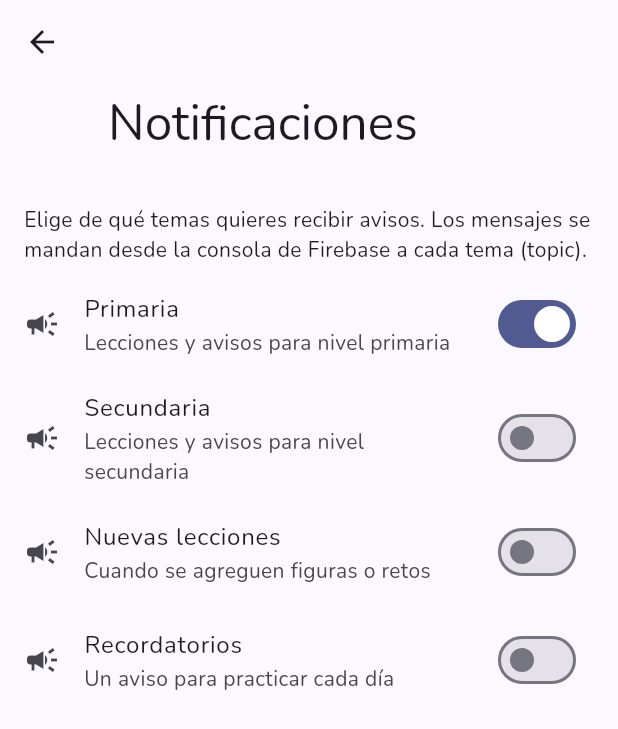
After one commit to Roque200/Proyecto-Final, a Flutter app: the NotificacionesScreen screen opened by its route, after a tap on "Primaria", on a phone screen of 412 x 824 dp. The commit adds this screen. Shown: the top 729 px of the screen. Run offline on Flutter 3.47's test engine with Material 3 defaults, Android fonts, the phone set to English and light mode, and no system bars; our stand-ins replace cached_network_image, cloud_firestore, firebase_auth, firebase_core, firebase_messaging, flutter_tts and 6 more; missing offline and left inert: circular_menu; accounts and stored records are empty.

Commit message:
Suscripción a topics de FCM y pantalla de notificaciones

```diff
--- a/lib/main.dart
+++ b/lib/main.dart
@@ -22,6 +22,7 @@ import 'providers/reto_provider.dart';
 import 'providers/tema_provider.dart';
 import 'screens/dash_screen.dart';
 import 'screens/login_screen.dart';
+import 'screens/notificaciones_screen.dart';
 import 'screens/onboarding_screen.dart';
 import 'screens/perfil_screen.dart';
 import 'screens/progreso_screen.dart';
@@ -106,6 +107,7 @@ class MyApp extends StatelessWidget {
         '/': (context) => const DashScreen(),
         '/progreso': (context) => const ProgresoScreen(),
         '/perfil': (context) => const PerfilScreen(),
+        '/notificaciones': (context) => const NotificacionesScreen(),
         '/alumno': (context) => ChangeNotifierProvider(
           create: (_) => MenuAlumnoProvider()..iniciar(),
           child: const MenuAlumnoPage(),
--- a/lib/providers/alumno_provider.dart
+++ b/lib/providers/alumno_provider.dart
@@ -1,5 +1,7 @@
 import 'package:flutter/material.dart';
 import 'package:shared_preferences/shared_preferences.dart';
+
+import '../components/notificaciones_push.dart';
 
 class TemaNotificacion {
   final String topic;
@@ -9,8 +11,10 @@ class TemaNotificacion {
   const TemaNotificacion(this.topic, this.titulo, this.descripcion);
 }
 
-/// Datos del alumno y sus suscripciones a topics.
-/// En la semana 3 cada cambio llama a FirebaseMessaging.subscribeToTopic / unsubscribeFromTopic.
+/// Nivel del alumno y suscripciones del dispositivo a los topics de FCM.
+///
+/// Un topic es un "canal": desde la consola de Firebase se manda un mensaje
+/// al topic `primaria` y le llega a todos los celulares suscritos a él.
 class AlumnoProvider extends ChangeNotifier {
   static const _claveNivel = 'nivel_alumno';
   static const _prefijoTopic = 'topic_';
@@ -25,6 +29,7 @@ class AlumnoProvider extends ChangeNotifier {
   final SharedPreferences _prefs;
   late String _nivel;
   final Map<String, bool> _suscripciones = {};
+  final Set<String> _cambiando = {};
 
   AlumnoProvider(this._prefs) {
     _nivel = _prefs.getString(_claveNivel) ?? 'primaria';
@@ -36,24 +41,48 @@ class AlumnoProvider extends ChangeNotifier {
   String get nivel => _nivel;
   bool suscrito(String topic) => _suscripciones[topic] ?? false;
 
+  /// Mientras se habla con Firebase, el switch de ese topic se desactiva.
+  bool cambiando(String topic) => _cambiando.contains(topic);
+
+  /// Al cambiar de nivel, si estaba suscrito al topic del nivel anterior,
+  /// se pasa la suscripción al nuevo (primaria ↔ secundaria).
   Future<void> cambiarNivel(String nuevo) async {
     if (nuevo == _nivel) return;
     final anterior = _nivel;
     _nivel = nuevo;
-    // Al cambiar de nivel también se cambia el topic del nivel.
-    if (suscrito(anterior)) {
-      _suscripciones[anterior] = false;
-      _suscripciones[nuevo] = true;
-      await _prefs.setBool('$_prefijoTopic$anterior', false);
-      await _prefs.setBool('$_prefijoTopic$nuevo', true);
-    }
     notifyListeners();
     await _prefs.setString(_claveNivel, nuevo);
+
+    if (suscrito(anterior)) {
+      await cambiarSuscripcion(anterior, false);
+      await cambiarSuscripcion(nuevo, true);
+    }
   }
 
   Future<void> cambiarSuscripcion(String topic, bool activo) async {
+    if (_cambiando.contains(topic)) return;
+    final antes = suscrito(topic);
     _suscripciones[topic] = activo;
+    _cambiando.add(topic);
     notifyListeners();
-    await _prefs.setBool('$_prefijoTopic$topic', activo);
+
+    try {
+      if (activo) {
+        await NotificacionesPush.suscribir(topic);
+      } else {
+        await NotificacionesPush.desuscribir(topic);
+      }
+      await _prefs.setBool('$_prefijoTopic$topic', activo);
+    } catch (_) {
+      // Sin internet (o sin push en iPhone gratuito): se regresa el switch
+      // a como estaba para no mentirle al tutor.
+      _suscripciones[topic] = antes;
+      NotificacionesPush.messengerKey.currentState?.showSnackBar(
+        const SnackBar(content: Text('No se pudo cambiar la suscripción. Revisa tu conexión.')),
+      );
+    } finally {
+      _cambiando.remove(topic);
+      notifyListeners();
+    }
   }
 }
--- /dev/null
+++ b/lib/screens/notificaciones_screen.dart
@@ -0,0 +1,52 @@
+import 'package:flutter/material.dart';
+import 'package:provider/provider.dart';
+
+import '../providers/alumno_provider.dart';
+
+class NotificacionesScreen extends StatelessWidget {
+  const NotificacionesScreen({super.key});
+
+  @override
+  Widget build(BuildContext context) {
+    final alumno = context.watch<AlumnoProvider>();
+
+    return Scaffold(
+      body: CustomScrollView(
+        slivers: [
+          const SliverAppBar(
+            pinned: true,
+            expandedHeight: 120,
+            flexibleSpace: FlexibleSpaceBar(title: Text('Notificaciones')),
+          ),
+          const SliverPadding(
+            padding: EdgeInsets.fromLTRB(16, 16, 16, 4),
+            sliver: SliverToBoxAdapter(
+              child: Text(
+                'Elige de qué temas quieres recibir avisos. Los mensajes se mandan '
+                'desde la consola de Firebase a cada tema (topic).',
+              ),
+            ),
+          ),
+          SliverList(
+            delegate: SliverChildBuilderDelegate(
+              (context, i) {
+                final t = AlumnoProvider.temas[i];
+                return SwitchListTile(
+                  secondary: const Icon(Icons.campaign),
+                  title: Text(t.titulo),
+                  subtitle: Text(t.descripcion),
+                  value: alumno.suscrito(t.topic),
+                  // Desactivado mientras se confirma con Firebase.
+                  onChanged: alumno.cambiando(t.topic)
+                      ? null
+                      : (v) => alumno.cambiarSuscripcion(t.topic, v),
+                );
+              },
+              childCount: AlumnoProvider.temas.length,
+            ),
+          ),
+        ],
+      ),
+    );
+  }
+}
```
